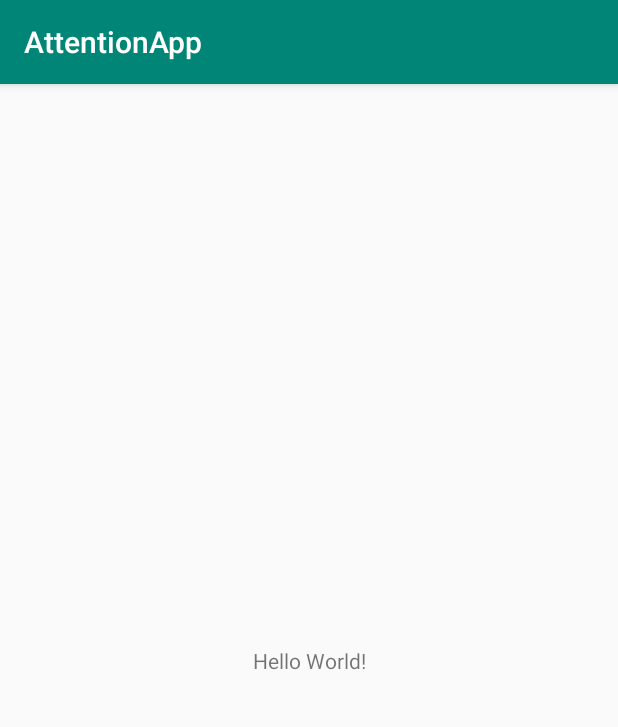
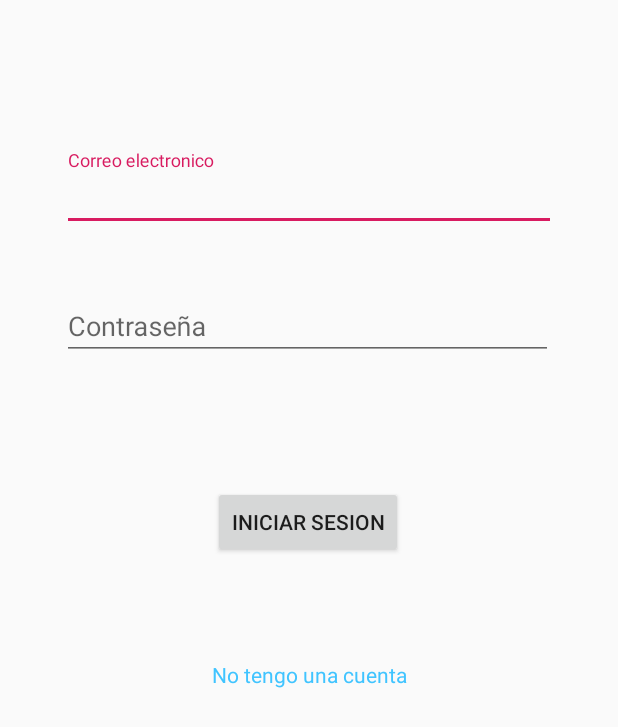
Before and after one commit to AttentionApp/mobile, an Android app: the screen it shows after launch (MainActivity), on a phone screen of 412 x 824 dp. Shown: the top 727 px of the screen. Run offline under Robolectric (Android 15) with nearby library versions, the phone set to English and light mode, and no system bars.

Commit message:
Login and Register UI

```diff
--- a/app/build.gradle
+++ b/app/build.gradle
@@ -25,11 +25,12 @@ android {
 
 dependencies {
     implementation fileTree(dir: 'libs', include: ['*.jar'])
-    implementation"org.jetbrains.kotlin:kotlin-stdlib-jdk7:$kotlin_version"
+    implementation "org.jetbrains.kotlin:kotlin-stdlib-jdk7:$kotlin_version"
     implementation 'androidx.appcompat:appcompat:1.0.2'
     implementation 'androidx.core:core-ktx:1.0.2'
     implementation 'androidx.constraintlayout:constraintlayout:1.1.3'
     testImplementation 'junit:junit:4.12'
     androidTestImplementation 'androidx.test:runner:1.1.1'
     androidTestImplementation 'androidx.test.espresso:espresso-core:3.1.1'
+    implementation 'com.google.android.material:material:1.0.0'
 }
--- a/app/src/main/AndroidManifest.xml
+++ b/app/src/main/AndroidManifest.xml
@@ -9,13 +9,17 @@
         android:roundIcon="@mipmap/ic_launcher_round"
         android:supportsRtl="true"
         android:theme="@style/AppTheme">
-        <activity android:name=".MainActivity">
+
+        <activity android:name=".MainActivity"
+            android:theme="@style/AppTheme.NoActionBar">
             <intent-filter>
                 <action android:name="android.intent.action.MAIN" />
 
                 <category android:name="android.intent.category.LAUNCHER" />
             </intent-filter>
         </activity>
+        <activity android:name=".CreateAccount"
+            android:parentActivityName=".MainActivity"></activity>
     </application>
 
 </manifest>
--- a/app/src/main/java/pe/edu/upc/attentionapp/MainActivity.kt
+++ b/app/src/main/java/pe/edu/upc/attentionapp/MainActivity.kt
@@ -1,12 +1,22 @@
 package pe.edu.upc.attentionapp
 
+import android.content.Intent
 import androidx.appcompat.app.AppCompatActivity
 import android.os.Bundle
+import kotlinx.android.synthetic.main.activity_login.*
 
 class MainActivity : AppCompatActivity() {
 
     override fun onCreate(savedInstanceState: Bundle?) {
         super.onCreate(savedInstanceState)
-        setContentView(R.layout.activity_main)
+        setContentView(R.layout.activity_login)
+
+        tvCreateAccount.setOnClickListener{
+            val intent = Intent(this, CreateAccount::class.java)
+            // To pass any data to next activity
+            //intent.putExtra("keyIdentifier", value)
+            // start your next activity
+            startActivity(intent)
+        }
     }
 }
--- /dev/null
+++ b/app/src/main/res/layout/activity_login.xml
@@ -0,0 +1,71 @@
+<?xml version="1.0" encoding="utf-8"?>
+<androidx.constraintlayout.widget.ConstraintLayout xmlns:android="http://schemas.android.com/apk/res/android"
+    xmlns:app="http://schemas.android.com/apk/res-auto"
+    xmlns:tools="http://schemas.android.com/tools"
+    android:layout_width="match_parent"
+    android:layout_height="match_parent"
+    tools:context=".MainActivity">
+
+
+
+    <com.google.android.material.textfield.TextInputLayout
+        android:id="@+id/textInputLayout2"
+        android:layout_width="329dp"
+        android:layout_height="54dp"
+        android:layout_marginTop="100dp"
+        app:layout_constraintBottom_toTopOf="@+id/textInputLayout"
+        app:layout_constraintEnd_toEndOf="parent"
+        app:layout_constraintStart_toStartOf="parent"
+        app:layout_constraintTop_toTopOf="parent"
+        app:layout_constraintVertical_bias="0.743">
+
+        <com.google.android.material.textfield.TextInputEditText
+            android:id="@+id/etLOEmail"
+            android:layout_width="match_parent"
+            android:layout_height="wrap_content"
+            android:hint="@string/et_email"
+            android:textColorHighlight="@color/colorLink"
+            android:textColorLink="@color/colorLink"
+            android:textCursorDrawable="@color/colorLink" />
+    </com.google.android.material.textfield.TextInputLayout>
+
+    <com.google.android.material.textfield.TextInputLayout
+        android:id="@+id/textInputLayout"
+        android:layout_width="327dp"
+        android:layout_height="54dp"
+        android:layout_marginTop="32dp"
+        app:layout_constraintEnd_toEndOf="parent"
+        app:layout_constraintHorizontal_bias="0.488"
+        app:layout_constraintStart_toStartOf="parent"
+        app:layout_constraintTop_toBottomOf="@+id/textInputLayout2">
+
+        <com.google.android.material.textfield.TextInputEditText
+            android:id="@+id/etLOPassword"
+            android:layout_width="match_parent"
+            android:layout_height="wrap_content"
+            android:hint="@string/et_password"
+            android:inputType="textPassword"
+            android:textColorLink="@color/colorLink" />
+    </com.google.android.material.textfield.TextInputLayout>
+    <Button
+        android:id="@+id/btLOLogin"
+        android:layout_width="wrap_content"
+        android:layout_height="wrap_content"
+        android:layout_marginTop="84dp"
+        android:text="@string/btn_login"
+        app:layout_constraintEnd_toEndOf="parent"
+        app:layout_constraintHorizontal_bias="0.498"
+        app:layout_constraintStart_toStartOf="parent"
+        app:layout_constraintTop_toBottomOf="@+id/textInputLayout" />
+    <TextView
+        android:id="@+id/tvCreateAccount"
+        android:layout_width="wrap_content"
+        android:layout_height="wrap_content"
+        android:layout_marginTop="68dp"
+        android:text="@string/tv_createAccount"
+        app:layout_constraintEnd_toEndOf="parent"
+        app:layout_constraintStart_toStartOf="parent"
+        app:layout_constraintTop_toBottomOf="@+id/btLOLogin"
+        android:textColor="@color/colorLink"/>
+
+</androidx.constraintlayout.widget.ConstraintLayout>
--- a/app/src/main/res/layout/activity_main.xml
+++ /dev/null
@@ -1,18 +0,0 @@
-<?xml version="1.0" encoding="utf-8"?>
-<androidx.constraintlayout.widget.ConstraintLayout xmlns:android="http://schemas.android.com/apk/res/android"
-    xmlns:app="http://schemas.android.com/apk/res-auto"
-    xmlns:tools="http://schemas.android.com/tools"
-    android:layout_width="match_parent"
-    android:layout_height="match_parent"
-    tools:context=".MainActivity">
-
-    <TextView
-        android:layout_width="wrap_content"
-        android:layout_height="wrap_content"
-        android:text="Hello World!"
-        app:layout_constraintBottom_toBottomOf="parent"
-        app:layout_constraintLeft_toLeftOf="parent"
-        app:layout_constraintRight_toRightOf="parent"
-        app:layout_constraintTop_toTopOf="parent" />
-
-</androidx.constraintlayout.widget.ConstraintLayout>
--- a/app/src/main/res/values/colors.xml
+++ b/app/src/main/res/values/colors.xml
@@ -3,4 +3,5 @@
     <color name="colorPrimary">#008577</color>
     <color name="colorPrimaryDark">#00574B</color>
     <color name="colorAccent">#D81B60</color>
+    <color name="colorLink">#40C4FF</color>
 </resources>
--- a/app/src/main/res/values/strings.xml
+++ b/app/src/main/res/values/strings.xml
@@ -1,3 +1,17 @@
 <resources>
     <string name="app_name">AttentionApp</string>
+
+    <!--Login-->
+    <string name="et_email">Correo electronico</string>
+    <string name="et_password">Contraseña</string>
+    <string name="btn_login">Iniciar Sesion</string>
+    <string name="tv_createAccount">No tengo una cuenta</string>
+
+    <!--Create Account-->
+    <string name="et_first_name">Nombres</string>
+    <string name="et_last_name">Apellidos</string>
+    <string name="et_re_password">Reingresar Contraseña</string>
+    <string name="tv_accept_terms">Al crear una cuenta acepta los terminos y condiciones de nuestro servicio</string>
+    <string name="btn_register">Registrar</string>
+
 </resources>
--- a/app/src/main/res/values/styles.xml
+++ b/app/src/main/res/values/styles.xml
@@ -3,9 +3,15 @@
     <!-- Base application theme. -->
     <style name="AppTheme" parent="Theme.AppCompat.Light.DarkActionBar">
         <!-- Customize your theme here. -->
-        <item name="colorPrimary">@color/colorPrimary</item>
+        <item name="colorPrimary">@color/colorLink</item>
         <item name="colorPrimaryDark">@color/colorPrimaryDark</item>
         <item name="colorAccent">@color/colorAccent</item>
+
+    </style>
+    <style name="AppTheme.NoActionBar">
+        <item name="windowActionBar">false</item>
+        <item name="windowNoTitle">true</item>
     </style>
 
+
 </resources>
```
Also changed, not shown: app/src/main/java/pe/edu/upc/attentionapp/CreateAccount.kt (added, +18 -0 lines), app/src/main/res/layout/activity_create_account.xml (added, +120 -0 lines).
